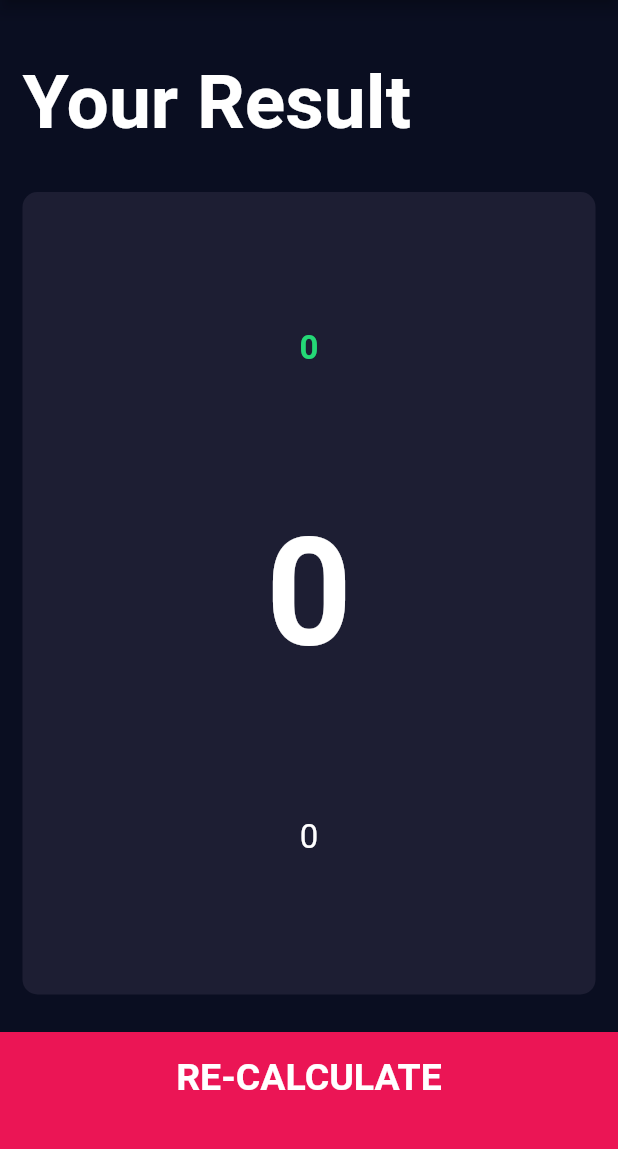
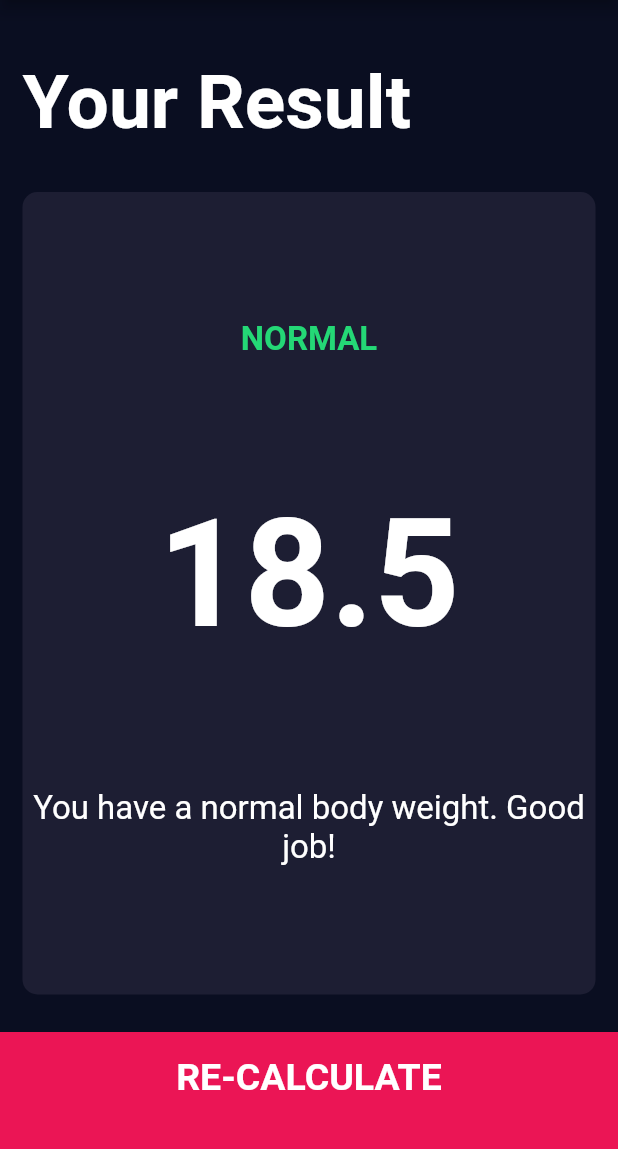
Before and after one commit to JanaYAlSalem/bmi_calculator, a Flutter app: the screen it shows after launch, after a tap on "CALCULATE", on a phone screen of 412 x 824 dp, the part 84-1233 px from its top. Run offline on Flutter 3.47's test engine with Material 2 defaults, Android fonts, the phone set to English and light mode, and no system bars; our stand-ins replace font_awesome_flutter.

Commit message:
Add/BMI calculator functionality

```diff
--- a/lib/ui/screens/input_page.dart
+++ b/lib/ui/screens/input_page.dart
@@ -2,6 +2,7 @@ import 'package:flutter/material.dart';
 import 'package:font_awesome_flutter/font_awesome_flutter.dart';
 import '/util/gender.dart';
 import '/util/constants.dart';
+import '/util/calculator_bmi.dart';
 import '/ui/components/card_item.dart';
 import '/ui/components/icon_content.dart';
 import '/ui/components/round_icon_button.dart';
@@ -211,10 +212,16 @@ class _InputPageState extends State<InputPage> {
               buttonTitle: 'CALCULATE',
               onTap: () {
 
+                CalculatorBMI calc = CalculatorBMI.positional(height: height, weight: weight);
+
                   Navigator.push(
                     context,
                     MaterialPageRoute(
-                      builder: (context) => ResultsPage(),
+                      builder: (context) => ResultsPage(
+                        bmiResult: calc.calculateBMI(),
+                        resultText: calc.getResult(),
+                        interpretation: calc.getInterpretation(),
+                      ),
                     ),
                   );
 },
--- a/lib/ui/screens/results_page.dart
+++ b/lib/ui/screens/results_page.dart
@@ -9,10 +9,15 @@ import '/ui/components/bottom_button.dart';
 
 class ResultsPage extends StatelessWidget {
 
+  ResultsPage(
+      {@required this.interpretation,
+        @required this.bmiResult,
+        @required this.resultText});
 
-  final String bmiResult = "0" ;
-  final String? resultText = "0";
-  final String? interpretation = "0";
+
+  final String? bmiResult;
+  final String? resultText;
+  final String? interpretation;
 
   @override
   Widget build(BuildContext context) {
--- /dev/null
+++ b/lib/util/calculator_bmi.dart
@@ -0,0 +1,39 @@
+import 'dart:math';
+
+
+class CalculatorBMI {
+
+
+   CalculatorBMI.positional({this.height, this.weight});
+
+
+  final int? height;
+  final int? weight;
+
+  double? _bmi;
+
+  String calculateBMI() {
+    _bmi = weight! / pow(height! / 100, 2);
+    return _bmi!.toStringAsFixed(1);
+  }
+
+  String getResult() {
+    if (_bmi! >= 25) {
+      return 'Overweight';
+    } else if (_bmi! > 18.5) {
+      return 'Normal';
+    } else {
+      return 'Underweight';
+    }
+  }
+
+  String getInterpretation() {
+    if (_bmi! >= 25) {
+      return 'You have a higher than normal body weight. Try to exercise more.';
+    } else if (_bmi! >= 18.5) {
+      return 'You have a normal body weight. Good job!';
+    } else {
+      return 'You have a lower than normal body weight. You can eat a bit more.';
+    }
+  }
+}
```
